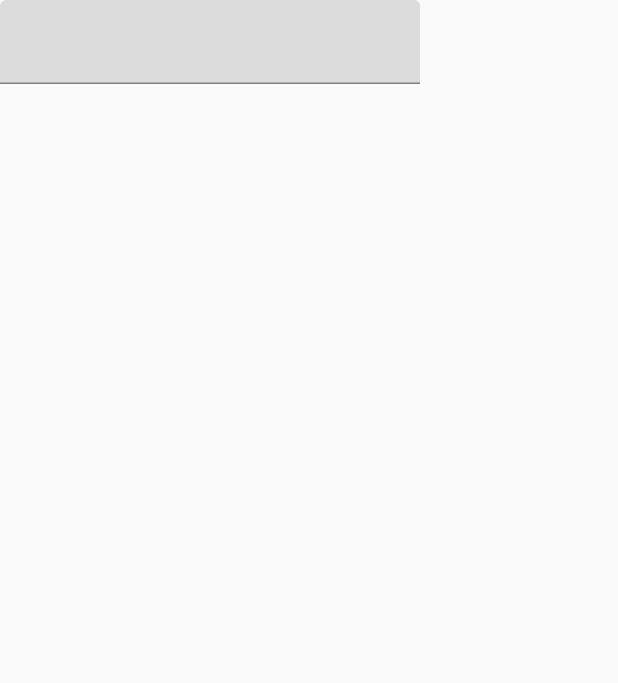
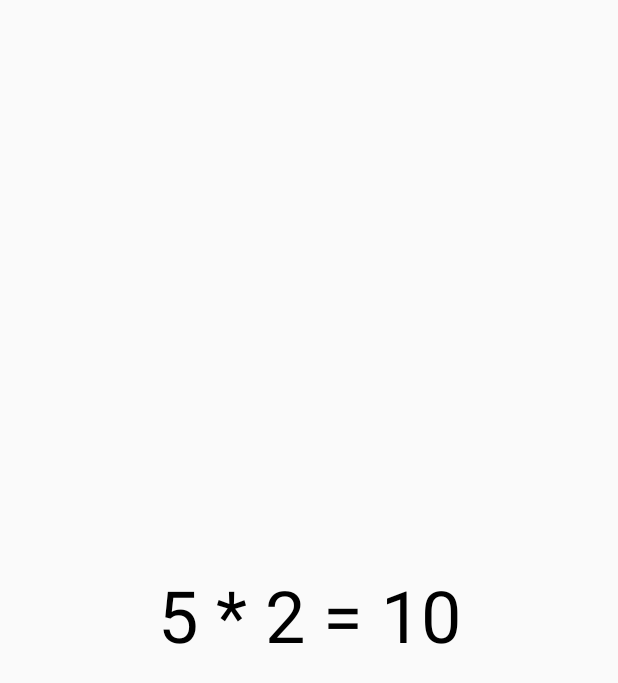
Before and after one commit to ragininikpatel/jetpackDemo, an Android app built with Jetpack Compose: the first screen one second after launch (MainActivity), on a phone screen of 412 x 824 dp. Shown: the top 683 px of the screen. Run offline under Robolectric (Android 15) with nearby library versions, the phone set to English and light mode, and no system bars.

Commit message:
add product state and derive state

```diff
--- a/app/src/main/java/com/example/jetpackdemo/MainActivity.kt
+++ b/app/src/main/java/com/example/jetpackdemo/MainActivity.kt
@@ -18,10 +18,13 @@ import androidx.compose.foundation.lazy.LazyColumn
 import androidx.compose.foundation.lazy.items
 import androidx.compose.foundation.shape.CircleShape
 import androidx.compose.material.*
+import androidx.compose.material.icons.Icons
+import androidx.compose.material.icons.filled.Refresh
 import androidx.compose.runtime.*
 import androidx.compose.ui.Alignment
 import androidx.compose.ui.Modifier
 import androidx.compose.ui.draw.clip
+import androidx.compose.ui.draw.rotate
 import androidx.compose.ui.graphics.Color.Companion.Cyan
 import androidx.compose.ui.graphics.Color.Companion.LightGray
 import androidx.compose.ui.graphics.Color.Companion.Magenta
@@ -78,9 +81,12 @@ class MainActivity : ComponentActivity() {
             //myState()
 
             //dicompose_app()
-           // MediaComposable()
-            KeyboardComposable()
-            TextField(value = "", onValueChange ={} )
+            // MediaComposable()
+//            KeyboardComposable()
+//            TextField(value = "", onValueChange = {})
+
+            //Loader()
+            Derived()
         }
     }
 }
@@ -404,7 +410,7 @@ fun dicompose_app() {
 fun MediaComposable() {
     val context = LocalContext.current
     DisposableEffect(Unit) {
-        val mediaPlayer = MediaPlayer.create(context,R.raw.happy_song)
+        val mediaPlayer = MediaPlayer.create(context, R.raw.happy_song)
         mediaPlayer.start()
         onDispose {
             mediaPlayer.stop()
@@ -415,19 +421,63 @@ fun MediaComposable() {
 
 //keyboard available or not
 @Composable
-fun KeyboardComposable(){
-   val view = LocalView.current
-    DisposableEffect(key1 = Unit ){
+fun KeyboardComposable() {
+    val view = LocalView.current
+    DisposableEffect(key1 = Unit) {
         val listener = ViewTreeObserver.OnGlobalLayoutListener {
             val insets = ViewCompat.getRootWindowInsets(view)
             val isKeyboardVisible = insets?.isVisible(WindowInsetsCompat.Type.ime())
             Log.d("val..", isKeyboardVisible.toString())
         }
 
-        view.viewTreeObserver.addOnGlobalLayoutListener (listener)
+        view.viewTreeObserver.addOnGlobalLayoutListener(listener)
         onDispose {
-            view.viewTreeObserver.removeOnGlobalLayoutListener (listener)
+            view.viewTreeObserver.removeOnGlobalLayoutListener(listener)
 
         }
     }
 }
+
+//product state for live data decompose
+@Composable
+fun Loader() {
+    val degree = produceState(initialValue = 0) {
+        while (true) {
+            delay(16)
+            value = (value + 10) % 360
+        }
+    }
+
+    Box(contentAlignment = Alignment.Center, modifier = Modifier.fillMaxSize(1f),
+        content = {
+            Column(horizontalAlignment = Alignment.CenterHorizontally) {
+                Image(
+                    imageVector = Icons.Default.Refresh,
+                    contentDescription = "",
+                    modifier = Modifier
+                        .size(60.dp)
+                        .rotate(degree.value.toFloat())
+                )
+                Text(text = "Loading")
+            }
+        })
+}
+
+//derive state of
+@Composable
+fun Derived() {
+    val tableOf = remember { mutableStateOf(5) }
+    val index = produceState(initialValue = 1) {
+        repeat(9) {
+            delay(1000)
+            value += 1
+        }
+    }
+
+    val message = derivedStateOf {
+        "${tableOf.value} * ${index.value} = ${tableOf.value * index.value}"
+    }
+    Box(contentAlignment = Alignment.Center, modifier = Modifier.fillMaxSize(1f)) {
+        Text(text = message.value, style = MaterialTheme.typography.h3)
+    }
+}
```
